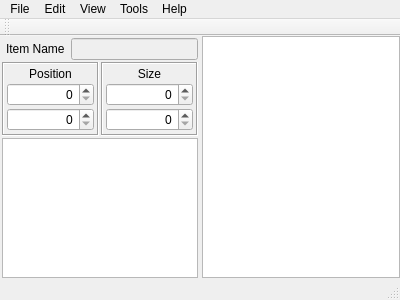
mibli/HudEdit, file mainwindow.ui: the form before one commit.
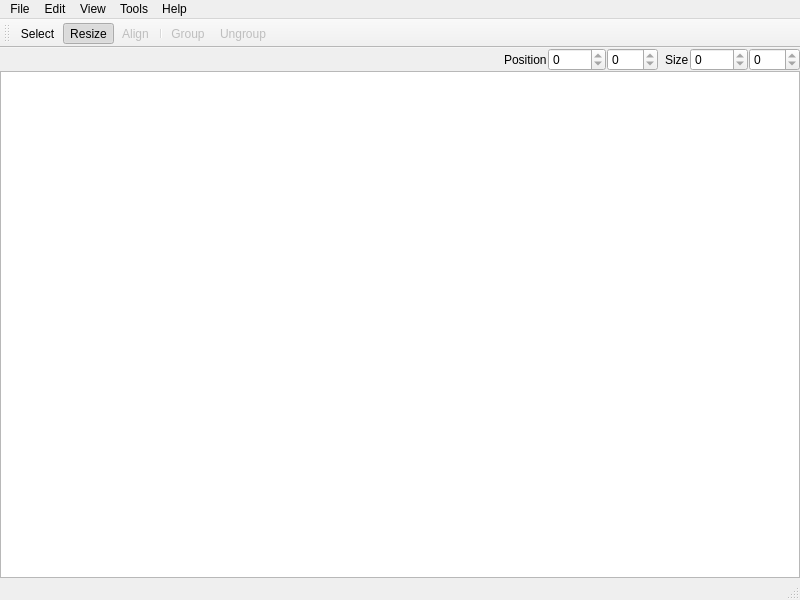
The form after the commit. Icons and pictures are not drawn.

The edit to the form file:
```diff
--- a/mainwindow.ui
+++ b/mainwindow.ui
@@ -6,15 +6,15 @@
    <rect>
     <x>0</x>
     <y>0</y>
-    <width>400</width>
-    <height>300</height>
+    <width>800</width>
+    <height>600</height>
    </rect>
   </property>
   <property name="windowTitle">
    <string>MainWindow</string>
   </property>
   <widget class="QWidget" name="centralWidget">
-   <layout class="QHBoxLayout" name="horizontalLayout">
+   <layout class="QHBoxLayout" name="horizontalLayout_2">
     <property name="spacing">
      <number>2</number>
     </property>
@@ -31,188 +31,112 @@
      <number>0</number>
     </property>
     <item>
-     <widget class="QFrame" name="sidebar">
-      <property name="minimumSize">
-       <size>
-        <width>200</width>
-        <height>0</height>
-       </size>
-      </property>
-      <property name="maximumSize">
-       <size>
-        <width>250</width>
-        <height>16777215</height>
-       </size>
-      </property>
-      <property name="baseSize">
-       <size>
-        <width>0</width>
-        <height>0</height>
-       </size>
-      </property>
-      <property name="frameShape">
-       <enum>QFrame::NoFrame</enum>
-      </property>
-      <property name="frameShadow">
-       <enum>QFrame::Raised</enum>
-      </property>
-      <property name="lineWidth">
+     <layout class="QVBoxLayout" name="verticalLayout">
+      <property name="spacing">
        <number>0</number>
       </property>
-      <layout class="QVBoxLayout" name="verticalLayout_3">
-       <property name="spacing">
-        <number>2</number>
-       </property>
-       <property name="leftMargin">
-        <number>2</number>
-       </property>
-       <property name="topMargin">
-        <number>2</number>
-       </property>
-       <property name="rightMargin">
-        <number>2</number>
-       </property>
-       <property name="bottomMargin">
-        <number>0</number>
-       </property>
-       <item>
-        <layout class="QHBoxLayout" name="horizontalLayout_3">
-         <item>
-          <widget class="QLabel" name="label_3">
-           <property name="text">
-            <string>Item Name</string>
-           </property>
-           <property name="indent">
-            <number>4</number>
-           </property>
-          </widget>
-         </item>
-         <item>
-          <widget class="QLineEdit" name="lineEdit">
-           <property name="enabled">
-            <bool>false</bool>
-           </property>
-          </widget>
-         </item>
-        </layout>
-       </item>
-       <item>
-        <layout class="QHBoxLayout" name="horizontalLayout_2">
-         <property name="spacing">
-          <number>2</number>
-         </property>
-         <item>
-          <widget class="QFrame" name="frame_2">
-           <property name="frameShape">
-            <enum>QFrame::Box</enum>
-           </property>
-           <property name="frameShadow">
-            <enum>QFrame::Sunken</enum>
-           </property>
-           <layout class="QVBoxLayout" name="verticalLayout_4">
-            <property name="spacing">
-             <number>2</number>
-            </property>
-            <property name="leftMargin">
-             <number>3</number>
-            </property>
-            <property name="topMargin">
-             <number>3</number>
-            </property>
-            <property name="rightMargin">
-             <number>3</number>
-            </property>
-            <property name="bottomMargin">
-             <number>3</number>
-            </property>
-            <item>
-             <widget class="QLabel" name="label">
-              <property name="text">
-               <string>Position</string>
-              </property>
-              <property name="alignment">
-               <set>Qt::AlignCenter</set>
-              </property>
-             </widget>
-            </item>
-            <item>
-             <widget class="QSpinBox" name="xBox">
-              <property name="alignment">
-               <set>Qt::AlignRight|Qt::AlignTrailing|Qt::AlignVCenter</set>
-              </property>
-             </widget>
-            </item>
-            <item>
-             <widget class="QSpinBox" name="yBox">
-              <property name="alignment">
-               <set>Qt::AlignRight|Qt::AlignTrailing|Qt::AlignVCenter</set>
-              </property>
-             </widget>
-            </item>
-           </layout>
-          </widget>
-         </item>
-         <item>
-          <widget class="QFrame" name="frame">
-           <property name="frameShape">
-            <enum>QFrame::Box</enum>
-           </property>
-           <property name="frameShadow">
-            <enum>QFrame::Sunken</enum>
-           </property>
-           <layout class="QVBoxLayout" name="verticalLayout">
-            <property name="spacing">
-             <number>2</number>
-            </property>
-            <property name="leftMargin">
-             <number>3</number>
-            </property>
-            <property name="topMargin">
-             <number>3</number>
-            </property>
-            <property name="rightMargin">
-             <number>3</number>
-            </property>
-            <property name="bottomMargin">
-             <number>3</number>
-            </property>
-            <item>
-             <widget class="QLabel" name="label_2">
-              <property name="text">
-               <string>Size</string>
-              </property>
-              <property name="alignment">
-               <set>Qt::AlignCenter</set>
-              </property>
-             </widget>
-            </item>
-            <item>
-             <widget class="QSpinBox" name="wBox">
-              <property name="alignment">
-               <set>Qt::AlignRight|Qt::AlignTrailing|Qt::AlignVCenter</set>
-              </property>
-             </widget>
-            </item>
-            <item>
-             <widget class="QSpinBox" name="hBox">
-              <property name="alignment">
-               <set>Qt::AlignRight|Qt::AlignTrailing|Qt::AlignVCenter</set>
-              </property>
-             </widget>
-            </item>
-           </layout>
-          </widget>
-         </item>
-        </layout>
-       </item>
-       <item>
-        <widget class="QTreeView" name="treeView"/>
-       </item>
-      </layout>
-     </widget>
-    </item>
-    <item>
-     <widget class="QGraphicsView" name="graphicsView"/>
+      <item>
+       <layout class="QHBoxLayout" name="horizontalLayout">
+        <property name="spacing">
+         <number>1</number>
+        </property>
+        <item>
+         <spacer name="horizontalSpacer">
+          <property name="orientation">
+           <enum>Qt::Horizontal</enum>
+          </property>
+          <property name="sizeHint" stdset="0">
+           <size>
+            <width>40</width>
+            <height>20</height>
+           </size>
+          </property>
+         </spacer>
+        </item>
+        <item>
+         <widget class="QLabel" name="label">
+          <property name="text">
+           <string>Position</string>
+          </property>
+         </widget>
+        </item>
+        <item>
+         <widget class="QSpinBox" name="xBox">
+          <property name="minimumSize">
+           <size>
+            <width>20</width>
+            <height>20</height>
+           </size>
+          </property>
+          <property name="frame">
+           <bool>true</bool>
+          </property>
+          <property name="readOnly">
+           <bool>true</bool>
+          </property>
+          <property name="minimum">
+           <number>-1280</number>
+          </property>
+          <property name="maximum">
+           <number>1280</number>
+          </property>
+         </widget>
+        </item>
+        <item>
+         <widget class="QSpinBox" name="yBox">
+          <property name="readOnly">
+           <bool>true</bool>
+          </property>
+          <property name="minimum">
+           <number>-768</number>
+          </property>
+          <property name="maximum">
+           <number>768</number>
+          </property>
+         </widget>
+        </item>
+        <item>
+         <widget class="QLabel" name="label_2">
+          <property name="text">
+           <string>Size</string>
+          </property>
+          <property name="indent">
+           <number>6</number>
+          </property>
+         </widget>
+        </item>
+        <item>
+         <widget class="QSpinBox" name="widthBox">
+          <property name="readOnly">
+           <bool>true</bool>
+          </property>
+          <property name="minimum">
+           <number>-1280</number>
+          </property>
+          <property name="maximum">
+           <number>1280</number>
+          </property>
+         </widget>
+        </item>
+        <item>
+         <widget class="QSpinBox" name="heightBox">
+          <property name="readOnly">
+           <bool>true</bool>
+          </property>
+          <property name="minimum">
+           <number>-768</number>
+          </property>
+          <property name="maximum">
+           <number>768</number>
+          </property>
+         </widget>
+        </item>
+       </layout>
+      </item>
+      <item>
+       <widget class="QGraphicsView" name="screen"/>
+      </item>
+     </layout>
     </item>
    </layout>
   </widget>
@@ -221,7 +145,7 @@
     <rect>
      <x>0</x>
      <y>0</y>
-     <width>400</width>
+     <width>800</width>
      <height>19</height>
     </rect>
    </property>
@@ -238,6 +162,29 @@
     <property name="title">
      <string>Edit</string>
     </property>
+    <addaction name="actionResize"/>
+    <addaction name="actionAlign"/>
+    <addaction name="actionSelect"/>
+    <addaction name="separator"/>
+    <addaction name="actionGroup"/>
+    <addaction name="actionUngroup"/>
+   </widget>
+   <widget class="QMenu" name="menuView">
+    <property name="title">
+     <string>View</string>
+    </property>
+    <addaction name="actionZoom_In"/>
+    <addaction name="actionZoom_Out"/>
+    <addaction name="separator"/>
+    <addaction name="actionItem_List"/>
+   </widget>
+   <widget class="QMenu" name="menuHelp">
+    <property name="title">
+     <string>Help</string>
+    </property>
+    <addaction name="actionWiki"/>
+    <addaction name="separator"/>
+    <addaction name="actionAbout"/>
    </widget>
    <widget class="QMenu" name="menuTools">
     <property name="title">
@@ -245,17 +192,6 @@
     </property>
     <addaction name="actionUV_Selector"/>
    </widget>
-   <widget class="QMenu" name="menuHelp">
-    <property name="title">
-     <string>Help</string>
-    </property>
-   </widget>
-   <widget class="QMenu" name="menuView">
-    <property name="title">
-     <string>View</string>
-    </property>
-    <addaction name="actionSidebar"/>
-   </widget>
    <addaction name="menuFile"/>
    <addaction name="menuEdit"/>
    <addaction name="menuView"/>
@@ -263,12 +199,27 @@
    <addaction name="menuHelp"/>
   </widget>
   <widget class="QToolBar" name="mainToolBar">
+   <property name="enabled">
+    <bool>true</bool>
+   </property>
+   <property name="iconSize">
+    <size>
+     <width>16</width>
+     <height>16</height>
+    </size>
+   </property>
    <attribute name="toolBarArea">
     <enum>TopToolBarArea</enum>
    </attribute>
    <attribute name="toolBarBreak">
     <bool>false</bool>
    </attribute>
+   <addaction name="actionSelect"/>
+   <addaction name="actionResize"/>
+   <addaction name="actionAlign"/>
+   <addaction name="separator"/>
+   <addaction name="actionGroup"/>
+   <addaction name="actionUngroup"/>
   </widget>
   <widget class="QStatusBar" name="statusBar"/>
   <action name="actionOpen">
@@ -285,13 +236,161 @@
    <property name="text">
     <string>Exit</string>
    </property>
+   <property name="shortcut">
+    <string>Ctrl+Q</string>
+   </property>
+  </action>
+  <action name="actionResize">
+   <property name="checkable">
+    <bool>true</bool>
+   </property>
+   <property name="checked">
+    <bool>true</bool>
+   </property>
+   <property name="enabled">
+    <bool>true</bool>
+   </property>
+   <property name="icon">
+    <iconset resource="res/actions.qrc">
+     <normaloff>:/new/actions/shape_handles.png</normaloff>:/new/actions/shape_handles.png</iconset>
+   </property>
+   <property name="text">
+    <string>Resize</string>
+   </property>
+   <property name="shortcut">
+    <string>R</string>
+   </property>
+  </action>
+  <action name="actionAlign">
+   <property name="checkable">
+    <bool>true</bool>
+   </property>
+   <property name="enabled">
+    <bool>false</bool>
+   </property>
+   <property name="icon">
+    <iconset resource="res/actions.qrc">
+     <normaloff>:/new/actions/shape_aling_left.png</normaloff>:/new/actions/shape_aling_left.png</iconset>
+   </property>
+   <property name="text">
+    <string>Align</string>
+   </property>
+   <property name="shortcut">
+    <string>A</string>
+   </property>
+  </action>
+  <action name="actionZoom_In">
+   <property name="text">
+    <string>Zoom In</string>
+   </property>
+   <property name="shortcut">
+    <string>Ctrl++</string>
+   </property>
+  </action>
+  <action name="actionZoom_Out">
+   <property name="text">
+    <string>Zoom Out</string>
+   </property>
+   <property name="shortcut">
+    <string>Ctrl+-</string>
+   </property>
+  </action>
+  <action name="actionUndo">
+   <property name="enabled">
+    <bool>false</bool>
+   </property>
+   <property name="icon">
+    <iconset resource="res/actions.qrc">
+     <normaloff>:/new/actions/arrow_undo.png</normaloff>:/new/actions/arrow_undo.png</iconset>
+   </property>
+   <property name="text">
+    <string>Undo</string>
+   </property>
+   <property name="shortcut">
+    <string>Ctrl+Z</string>
+   </property>
+  </action>
+  <action name="actionRedo">
+   <property name="enabled">
+    <bool>false</bool>
+   </property>
+   <property name="icon">
+    <iconset resource="res/actions.qrc">
+     <normaloff>:/new/actions/arrow_redo.png</normaloff>:/new/actions/arrow_redo.png</iconset>
+   </property>
+   <property name="text">
+    <string>Redo</string>
+   </property>
+   <property name="shortcut">
+    <string>Ctrl+Shift+Z</string>
+   </property>
+  </action>
+  <action name="actionSelect">
+   <property name="checkable">
+    <bool>true</bool>
+   </property>
+   <property name="icon">
+    <iconset resource="res/actions.qrc">
+     <normaloff>:/new/actions/selection.png</normaloff>:/new/actions/selection.png</iconset>
+   </property>
+   <property name="text">
+    <string>Select</string>
+   </property>
+  </action>
+  <action name="actionWiki">
+   <property name="enabled">
+    <bool>false</bool>
+   </property>
+   <property name="icon">
+    <iconset resource="res/actions.qrc">
+     <normaloff>:/new/actions/world.png</normaloff>:/new/actions/world.png</iconset>
+   </property>
+   <property name="text">
+    <string>HudEdit Wiki</string>
+   </property>
+  </action>
+  <action name="actionAbout">
+   <property name="enabled">
+    <bool>false</bool>
+   </property>
+   <property name="icon">
+    <iconset resource="res/actions.qrc">
+     <normaloff>:/new/actions/exclamation.png</normaloff>:/new/actions/exclamation.png</iconset>
+   </property>
+   <property name="text">
+    <string>About</string>
+   </property>
   </action>
   <action name="actionUV_Selector">
    <property name="text">
     <string>UV Selector</string>
    </property>
   </action>
-  <action name="actionSidebar">
+  <action name="actionGroup">
+   <property name="enabled">
+    <bool>false</bool>
+   </property>
+   <property name="icon">
+    <iconset resource="res/actions.qrc">
+     <normaloff>:/new/actions/link.png</normaloff>:/new/actions/link.png</iconset>
+   </property>
+   <property name="text">
+    <string>Group</string>
+   </property>
+  </action>
+  <action name="actionUngroup">
+   <property name="enabled">
+    <bool>false</bool>
+   </property>
+   <property name="icon">
+    <iconset resource="res/actions.qrc">
+     <normaloff>:/new/actions/link_break.png</normaloff>:/new/actions/link_break.png</iconset>
+   </property>
+   <property name="text">
+    <string>Ungroup</string>
+   </property>
+  </action>
+  <action name="actionItem_List">
    <property name="checkable">
     <bool>true</bool>
    </property>
```
Left out of the diff: 43 changed lines with no effect on the pictures.
